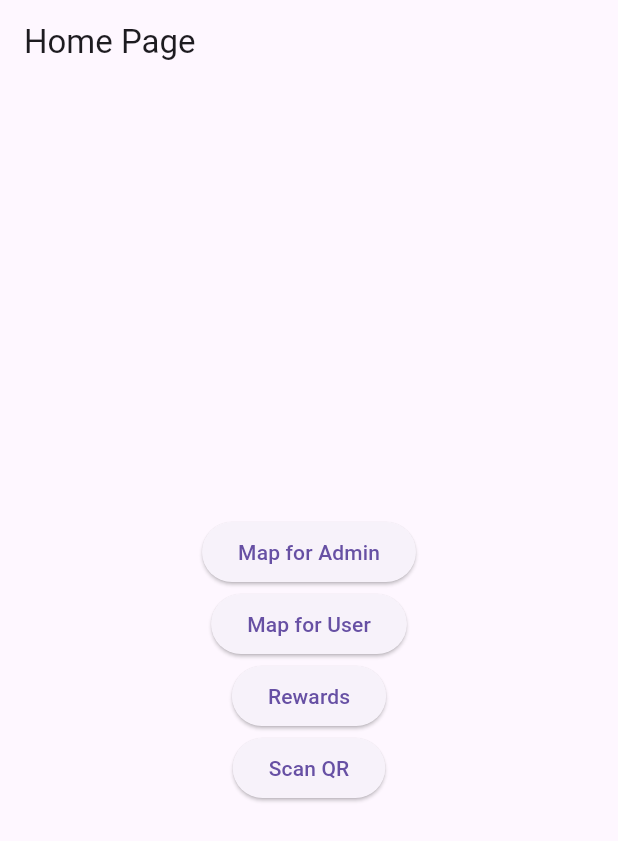
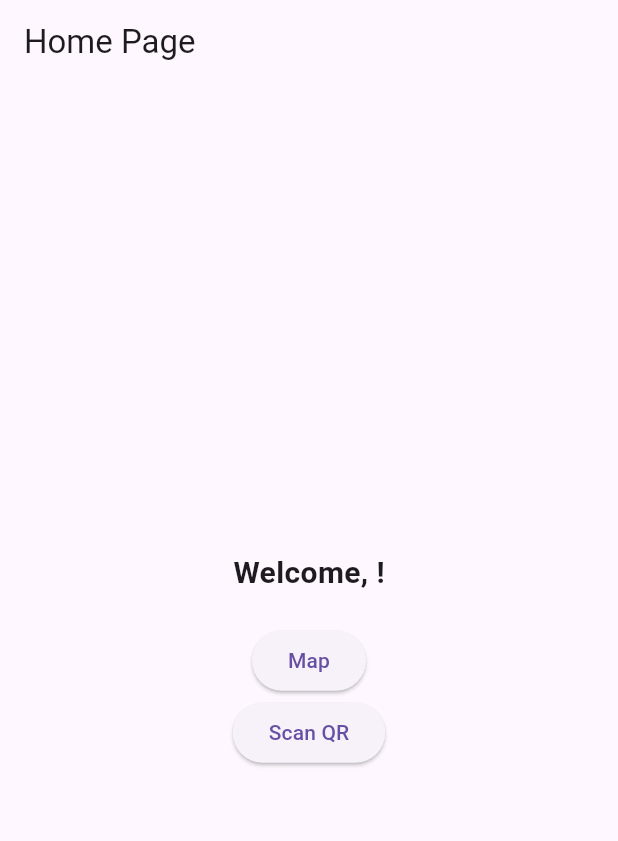
Before and after one commit to wlong0711/AD_Project_RecycleGO, a Flutter app: the HomePage screen opened directly, on a phone screen of 412 x 824 dp. Shown: the top 841 px of the screen. Run offline on Flutter 3.47's test engine with Material 3 defaults, Android fonts, the phone set to English and light mode, and no system bars; our stand-ins replace cloud_firestore, firebase_auth, firebase_core, firebase_database, firebase_storage, flutter_dotenv and 4 more; missing offline and left inert: qr_code_scanner; accounts and stored records are empty; network calls fail.

Commit message:
Different Interface for User View & Admin View

```diff
--- a/lib/Shared Pages/StartUp Pages/home_page.dart
+++ b/lib/Shared Pages/StartUp Pages/home_page.dart
@@ -1,7 +1,7 @@
-// home_page.dart
 import 'package:flutter/material.dart';
 import 'package:recycle_go/Shared%20Pages/QR%20Scan%20&%20Upload%20Page/qr_scan_screen.dart';
 import 'package:recycle_go/Admin%20Only%20Pages/verify_reward.dart';
+import 'package:recycle_go/models/global_user.dart';
 import '../../Admin Only Pages/map_screen_admin.dart';
 import '../../User Only Pages/map_screen_user.dart';
 
@@ -18,11 +18,32 @@ class HomePage extends StatelessWidget {
         child: Column(
           mainAxisSize: MainAxisSize.min,
           children: <Widget>[
+            Text('Welcome, ${GlobalUser.userName ?? 'User'}!',
+              style: TextStyle(fontSize: 20, fontWeight: FontWeight.bold),
+            ),
+            SizedBox(height: 20), // Spacing after the welcome text
+
+            // Common Buttons
+            _commonButtons(context),
+
+            // Admin-only Buttons
+            if (GlobalUser.userLevel == 1)
+              _adminOnlyButtons(context),
+
+          ],
+        ),
+      ),
+    );
+  }
+
+  Widget _adminOnlyButtons(BuildContext context) {
+    return Column(
+      children: [
         ElevatedButton(
           onPressed: () {
             Navigator.push(
               context,
-                  MaterialPageRoute(builder: (context) => const MapScreenAdmin(title:'Admin View Map')),
+              MaterialPageRoute(builder: (context) => const MapScreenAdmin(title: 'Admin View Map')),
             );
           },
           child: const Text('Map for Admin'),
@@ -31,32 +52,37 @@ class HomePage extends StatelessWidget {
           onPressed: () {
             Navigator.push(
               context,
-                  MaterialPageRoute(builder: (context) => const MapScreenUser(title:'User View Map')),
+              MaterialPageRoute(builder: (context) => const VerifyRewardPage()),
             );
           },
-              child: const Text('Map for User'),
+          child: const Text('Verify for Rewards'),
+        ),
+      ],
+    );
+  }
+
+  Widget _commonButtons(BuildContext context) {
+    return Column(
+      children: [
+        ElevatedButton(
+          onPressed: () {
+            Navigator.push(
+              context,
+              MaterialPageRoute(builder: (context) => const MapScreenUser(title: 'User View Map')),
+            );
+          },
+          child: const Text('Map'),
         ),
         ElevatedButton(
           onPressed: () {
             Navigator.push(
               context,
-                  MaterialPageRoute(builder: (context) => const VerifyRewardPage()),
-                );
-              },
-              child: const Text('Rewards'),
-            ),
-            ElevatedButton(
-              onPressed: () {
-                Navigator.push(
-                  context,
-                  MaterialPageRoute(builder: (context) => const QRScanScreen(title:'Scan QR')),
+              MaterialPageRoute(builder: (context) => const QRScanScreen(title: 'Scan QR')),
             );
           },
           child: const Text('Scan QR'),
         ),
       ],
-        ),
-      ),
     );
   }
 }
```
Lines whose indentation alone changed are shown as unchanged.
